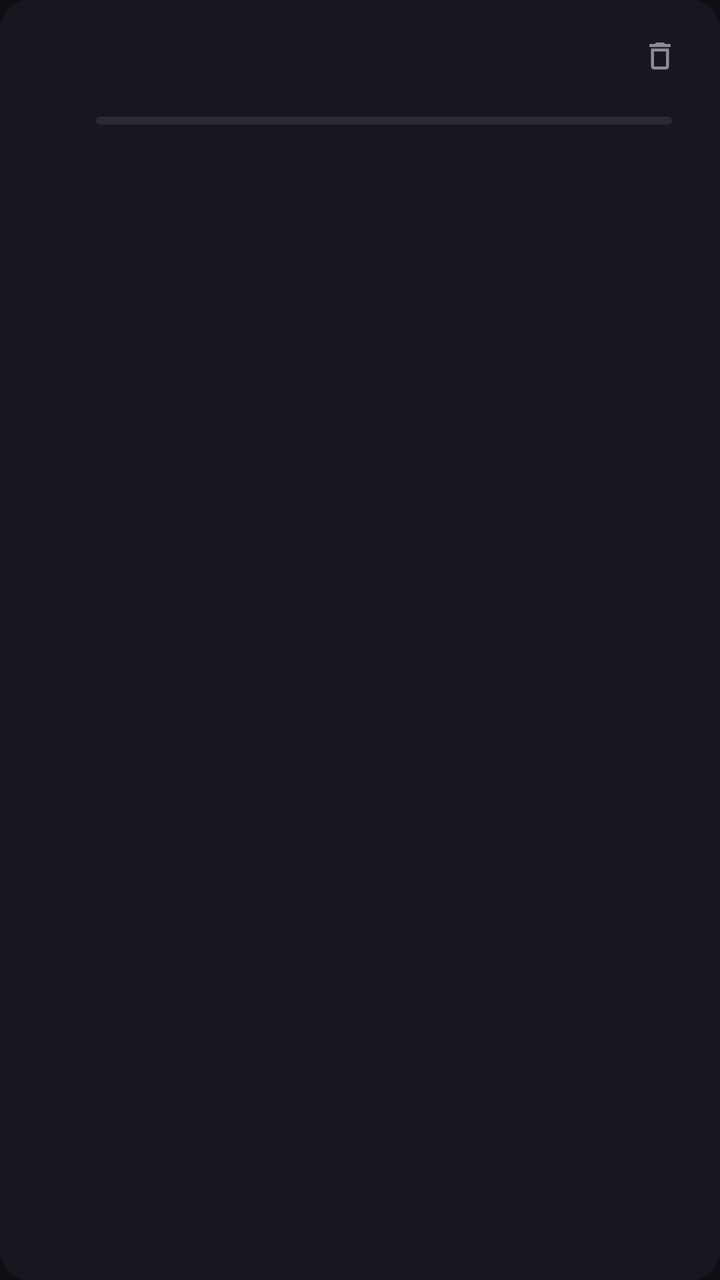
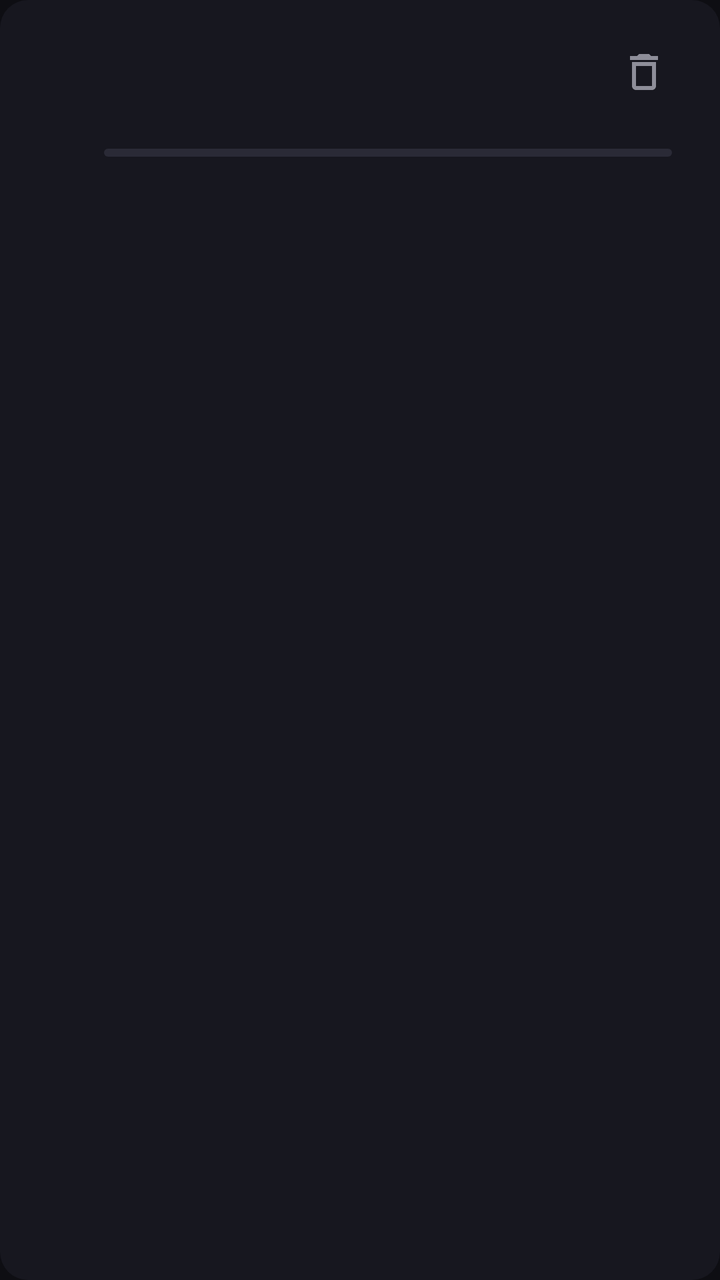

Before-and-after screenshots of an Android layout around one commit, followed by the original layout XML and the change that was made.
<!-- AndroidManifest.xml: application theme Theme.Player -->
<!-- res/layout/item_media.xml -->
<?xml version="1.0" encoding="utf-8"?>
<LinearLayout xmlns:android="http://schemas.android.com/apk/res/android"
    android:id="@+id/item_root"
    android:layout_width="match_parent"
    android:layout_height="wrap_content"
    android:orientation="vertical"
    android:layout_marginTop="8dp"
    android:paddingStart="14dp"
    android:paddingEnd="14dp"
    android:paddingTop="12dp"
    android:paddingBottom="12dp"
    android:background="@drawable/bg_item_ripple">

    
    <LinearLayout
        android:layout_width="match_parent"
        android:layout_height="wrap_content"
        android:orientation="horizontal"
        android:gravity="center_vertical">

        
        <FrameLayout
            android:layout_width="24dp"
            android:layout_height="24dp">

            <TextView
                android:id="@+id/tv_index"
                android:layout_width="match_parent"
                android:layout_height="match_parent"
                android:gravity="center"
                android:textSize="13sp"
                android:fontFamily="sans-serif-medium"
                android:textColor="@color/text_secondary" />

            <ImageView
                android:id="@+id/img_playing"
                android:layout_width="16dp"
                android:layout_height="16dp"
                android:layout_gravity="center"
                android:src="@drawable/ic_equalizer"
                android:visibility="gone"
                android:contentDescription="@string/playing_indicator" />
        </FrameLayout>

        <TextView
            android:id="@+id/tv_name"
            android:layout_width="0dp"
            android:layout_height="wrap_content"
            android:layout_weight="1"
            android:layout_marginStart="10dp"
            android:layout_marginEnd="8dp"
            android:maxLines="1"
            android:ellipsize="middle"
            android:textSize="15sp"
            android:textColor="@color/text_primary" />

        <TextView
            android:id="@+id/tv_duration"
            android:layout_width="wrap_content"
            android:layout_height="wrap_content"
            android:textSize="12sp"
            android:textColor="@color/text_secondary" />

        <ImageView
            android:id="@+id/btn_delete"
            android:layout_width="32dp"
            android:layout_height="32dp"
            android:layout_marginStart="6dp"
            android:padding="7dp"
            android:src="@drawable/ic_delete"
            android:background="?selectableItemBackgroundBorderless"
            android:contentDescription="@string/delete" />
    </LinearLayout>

    
    <LinearLayout
        android:id="@+id/progress_row"
        android:layout_width="match_parent"
        android:layout_height="wrap_content"
        android:orientation="horizontal"
        android:gravity="center_vertical"
        android:layout_marginTop="9dp"
        android:layout_marginStart="34dp">

        <ProgressBar
            android:id="@+id/pb_item"
            style="?android:attr/progressBarStyleHorizontal"
            android:layout_width="0dp"
            android:layout_height="4dp"
            android:layout_weight="1"
            android:max="100"
            android:progressDrawable="@drawable/pb_item_progress" />

        <TextView
            android:id="@+id/tv_progress"
            android:layout_width="wrap_content"
            android:layout_height="wrap_content"
            android:layout_marginStart="10dp"
            android:textSize="11sp"
            android:textColor="@color/text_secondary" />
    </LinearLayout>

</LinearLayout>
<!-- resources referenced by this layout -->
<resources>
  <color name="text_primary">#FFF2F2F7</color>
  <color name="text_secondary">#FF8E8E99</color>
  <!-- drawable bg_item_ripple (drawable) -->
  <?xml version="1.0" encoding="utf-8"?>
  <ripple xmlns:android="http://schemas.android.com/apk/res/android"
      android:color="#22FFFFFF">
      <item>
          <shape android:shape="rectangle">
              <solid android:color="@color/surface_1" />
              <corners android:radius="14dp" />
          </shape>
      </item>
  </ripple>
  <!-- drawable ic_delete (drawable) -->
  <vector xmlns:android="http://schemas.android.com/apk/res/android"
      android:width="24dp"
      android:height="24dp"
      android:viewportWidth="24"
      android:viewportHeight="24"
      android:tint="@color/text_secondary">
      <path
          android:fillColor="@android:color/white"
          android:pathData="M6,19c0,1.1 0.9,2 2,2h8c1.1,0 2,-0.9 2,-2V7H6v12zM8,9h8v10H8V9zM15.5,4l-1,-1h-5l-1,1H5v2h14V4z" />
  </vector>
  <!-- drawable ic_equalizer (drawable) -->
  <?xml version="1.0" encoding="utf-8"?>
  <vector xmlns:android="http://schemas.android.com/apk/res/android"
      android:width="16dp"
      android:height="16dp"
      android:viewportWidth="24"
      android:viewportHeight="24">
      <path
          android:fillColor="@color/accent"
          android:pathData="M4,10h3v10h-3z" />
      <path
          android:fillColor="@color/accent"
          android:pathData="M10.5,4h3v16h-3z" />
      <path
          android:fillColor="@color/accent"
          android:pathData="M17,8h3v12h-3z" />
  </vector>
  <!-- drawable pb_item_progress (drawable) -->
  <?xml version="1.0" encoding="utf-8"?>
  <layer-list xmlns:android="http://schemas.android.com/apk/res/android">
      <item android:id="@android:id/background">
          <shape android:shape="rectangle">
              <corners android:radius="2dp" />
              <solid android:color="@color/divider" />
          </shape>
      </item>
      <item android:id="@android:id/progress">
          <clip>
              <shape android:shape="rectangle">
                  <corners android:radius="2dp" />
                  <solid android:color="@color/accent_deep" />
              </shape>
          </clip>
      </item>
  </layer-list>
  <string name="delete">删除</string>
  <string name="playing_indicator">正在播放</string>
  <style name="Theme.Player" parent="Theme.Material3.Dark.NoActionBar">
          <item name="colorPrimary">@color/accent</item>
          <item name="colorOnPrimary">#FF17102A</item>
          <item name="colorSecondary">@color/accent_deep</item>
          <item name="android:colorBackground">@color/bg_dark</item>
          <item name="colorSurface">@color/surface_1</item>
          
          <item name="android:windowBackground">@color/bg_dark</item>
      </style>
  <color name="surface_1">#FF17171F</color>
  <color name="accent">#FFA78BFA</color>
  <color name="divider">#FF2A2A36</color>
  <color name="accent_deep">#FF7C5CFF</color>
  <color name="bg_dark">#FF0E0E13</color>
</resources>

<!-- the commit's change to res/layout/item_media.xml (unified diff, before → after) -->
@@ -20,14 +20,19 @@
 
         
         <FrameLayout
-            android:layout_width="24dp"
-            android:layout_height="24dp">
+            android:layout_width="wrap_content"
+            android:layout_height="wrap_content"
+            android:minWidth="28dp"
+            android:minHeight="24dp">
 
             <TextView
                 android:id="@+id/tv_index"
-                android:layout_width="match_parent"
-                android:layout_height="match_parent"
+                android:layout_width="wrap_content"
+                android:layout_height="wrap_content"
+                android:layout_gravity="center"
                 android:gravity="center"
+                android:minWidth="28dp"
+                android:minHeight="24dp"
                 android:textSize="13sp"
                 android:fontFamily="sans-serif-medium"
                 android:textColor="@color/text_secondary" />
@@ -63,10 +68,11 @@
 
         <ImageView
             android:id="@+id/btn_delete"
-            android:layout_width="32dp"
-            android:layout_height="32dp"
-            android:layout_marginStart="6dp"
-            android:padding="7dp"
+            android:layout_width="48dp"
+            android:layout_height="48dp"
+            android:layout_marginStart="2dp"
+            android:padding="12dp"
+            android:scaleType="fitCenter"
             android:src="@drawable/ic_delete"
             android:background="?selectableItemBackgroundBorderless"
             android:contentDescription="@string/delete" />
@@ -80,7 +86,7 @@
         android:orientation="horizontal"
         android:gravity="center_vertical"
         android:layout_marginTop="9dp"
-        android:layout_marginStart="34dp">
+        android:layout_marginStart="38dp">
 
         <ProgressBar
             android:id="@+id/pb_item"
